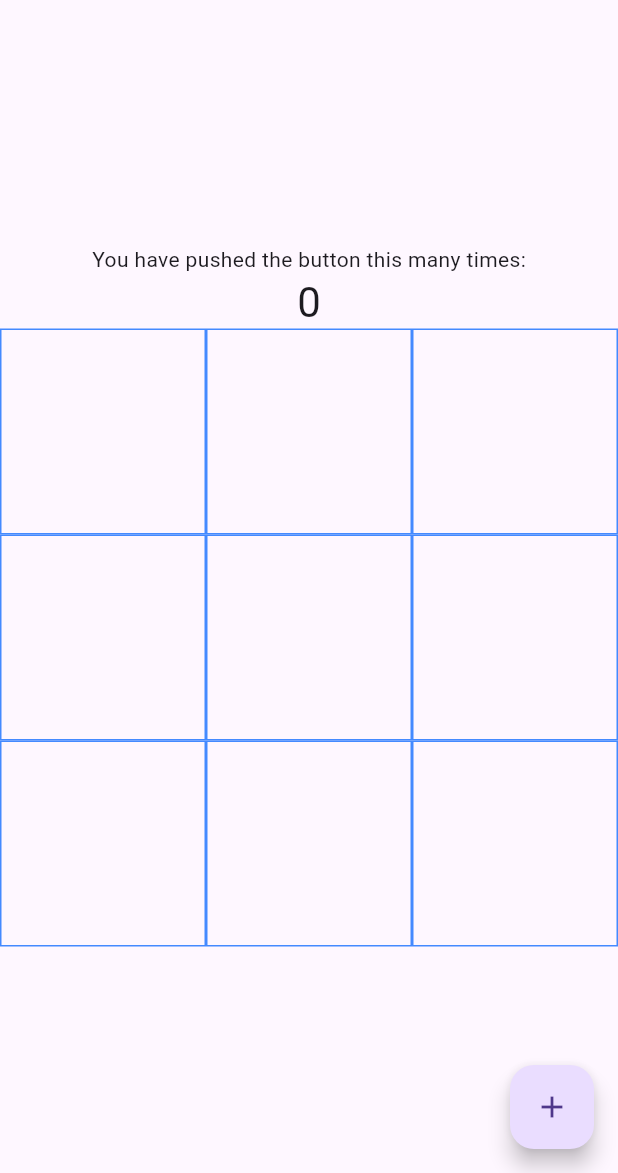
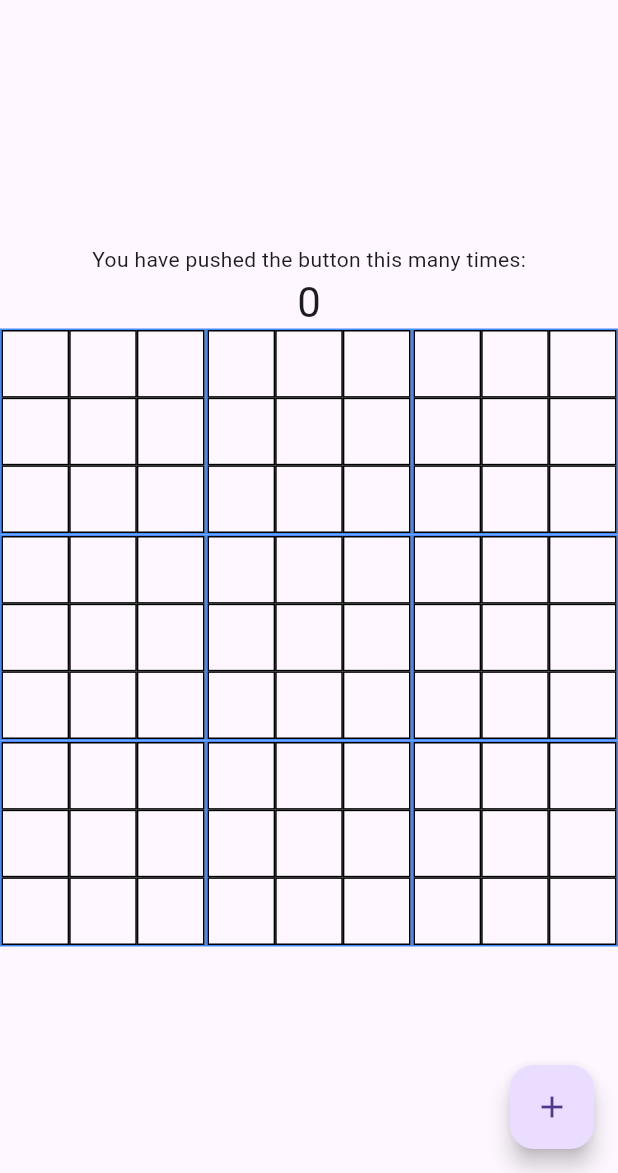
Before and after one commit to finaritraRavelonarivo/tp-sudoku-flutter, a Flutter app: the screen it shows after launch, on a phone screen of 412 x 824 dp, the part 63-1236 px from its top. Run offline on Flutter 3.47's test engine with Material 3 defaults, Android fonts, the phone set to English and light mode, and no system bars.

Commit message:
Resolves 2

```diff
--- /dev/null
+++ b/lib/Grid.dart
@@ -0,0 +1,27 @@
+import 'package:flutter/cupertino.dart';
+import 'package:flutter/material.dart';
+
+class Grid extends StatelessWidget{
+  @override
+  Widget build(BuildContext context) {
+
+    var boxSize = 0.3;
+    return SizedBox(
+      width: boxSize * 3,
+      height: boxSize * 3,
+      child: GridView.count(
+        crossAxisCount: 3,
+        children: List.generate(9, (x) {
+          return Container(
+            width: boxSize,
+            height: boxSize,
+            decoration: BoxDecoration(border: Border.all(color: Colors.black)),
+
+          );
+        }),
+      ),
+
+    );
+  }
+
+}
--- a/lib/game.dart
+++ b/lib/game.dart
@@ -1,4 +1,6 @@
 import 'package:flutter/material.dart';
+
+import 'Grid.dart';
 
 class Game extends StatefulWidget {
   const Game({Key? key, required this.title}) : super(key: key);
@@ -81,7 +83,8 @@ class _GameState extends State<Game> {
                    return Container(
                      width: boxSize,
                      height: boxSize,
-                     decoration: BoxDecoration(border: Border.all(color: Colors.blueAccent))
+                     decoration: BoxDecoration(border: Border.all(color: Colors.blueAccent)),
+                     child: Grid()
                    );
                  }),
                ),
```
